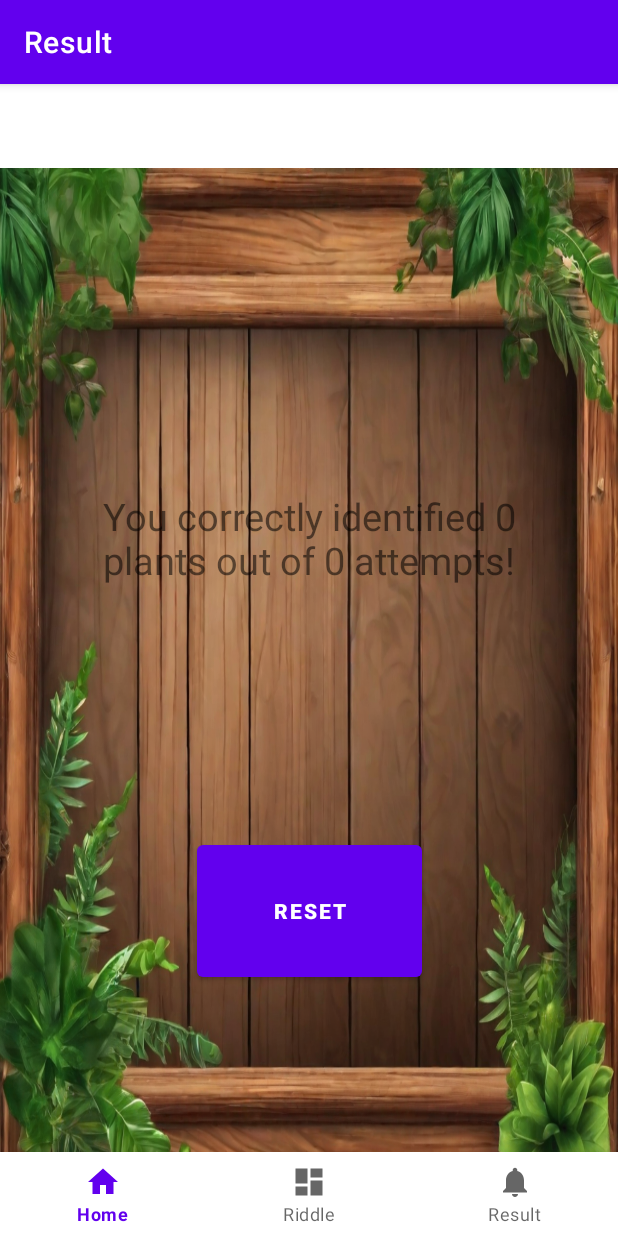
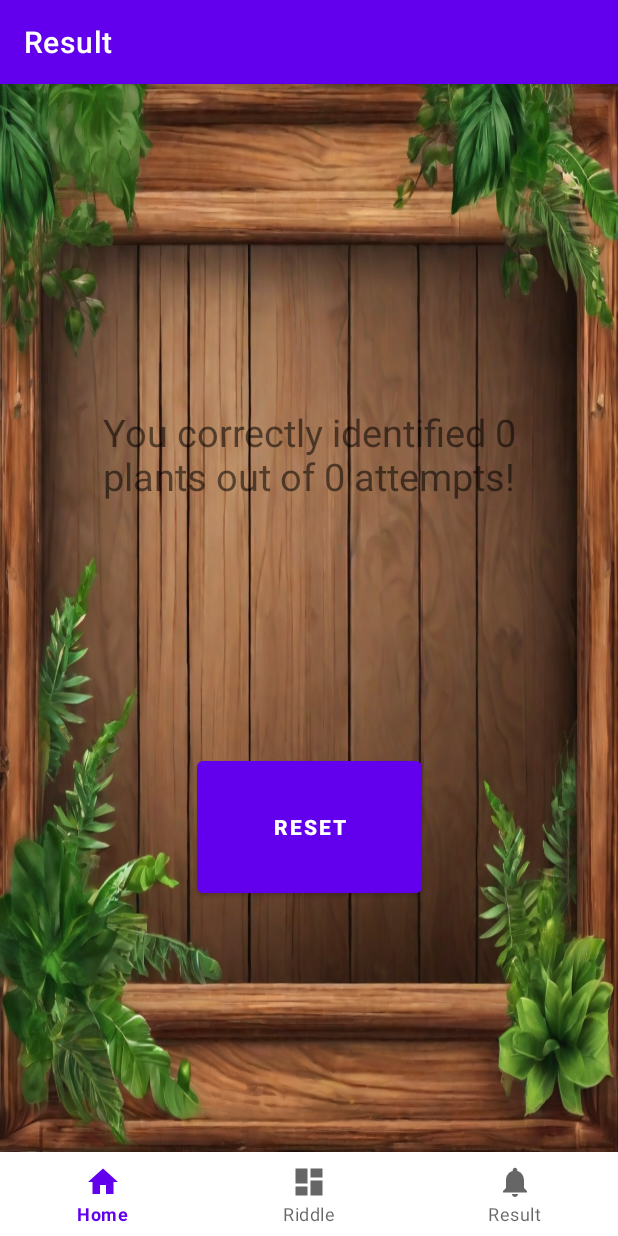
Before and after one commit to louaybadri/riddle-octo-guacamole, an Android app: the ResultFragment screen opened through its navigation route, after a tap on "RESET", on a phone screen of 412 x 824 dp. Run offline under Robolectric (Android 15) with nearby library versions, the phone set to English and light mode, and no system bars; our stand-ins replace navigation-ui; network calls fail; 4 statements that could not run were skipped.

Commit message:
fixed top padding

```diff
--- a/app/src/main/java/com/example/projet/ui/result/ResultViewModel.kt
+++ b/app/src/main/java/com/example/projet/ui/result/ResultViewModel.kt
@@ -27,15 +27,7 @@ class ResultViewModel(application: Application) : AndroidViewModel(application)
 
     val score: LiveData<ResultData> = _score
 
-
-
-
-
-
-
-
-
-    fun setScore(resultData: ResultData) {
+    private fun setScore(resultData: ResultData) {
         // Only update if the new score is different
         if (_score.value != resultData) {
             // Update LiveData
--- a/app/src/main/res/layout/activity_main.xml
+++ b/app/src/main/res/layout/activity_main.xml
@@ -4,7 +4,7 @@
     android:id="@+id/container"
     android:layout_width="match_parent"
     android:layout_height="match_parent"
-    android:paddingTop="?attr/actionBarSize">
+    >
 
     <com.google.android.material.bottomnavigation.BottomNavigationView
         android:id="@+id/nav_view"
@@ -22,7 +22,7 @@
         android:id="@+id/nav_host_fragment_activity_main"
         android:name="androidx.navigation.fragment.NavHostFragment"
         android:layout_width="match_parent"
-        android:layout_height="match_parent"
+        android:layout_height="0dp"
         app:defaultNavHost="true"
         app:layout_constraintBottom_toTopOf="@id/nav_view"
         app:layout_constraintHorizontal_bias="0.0"
```
